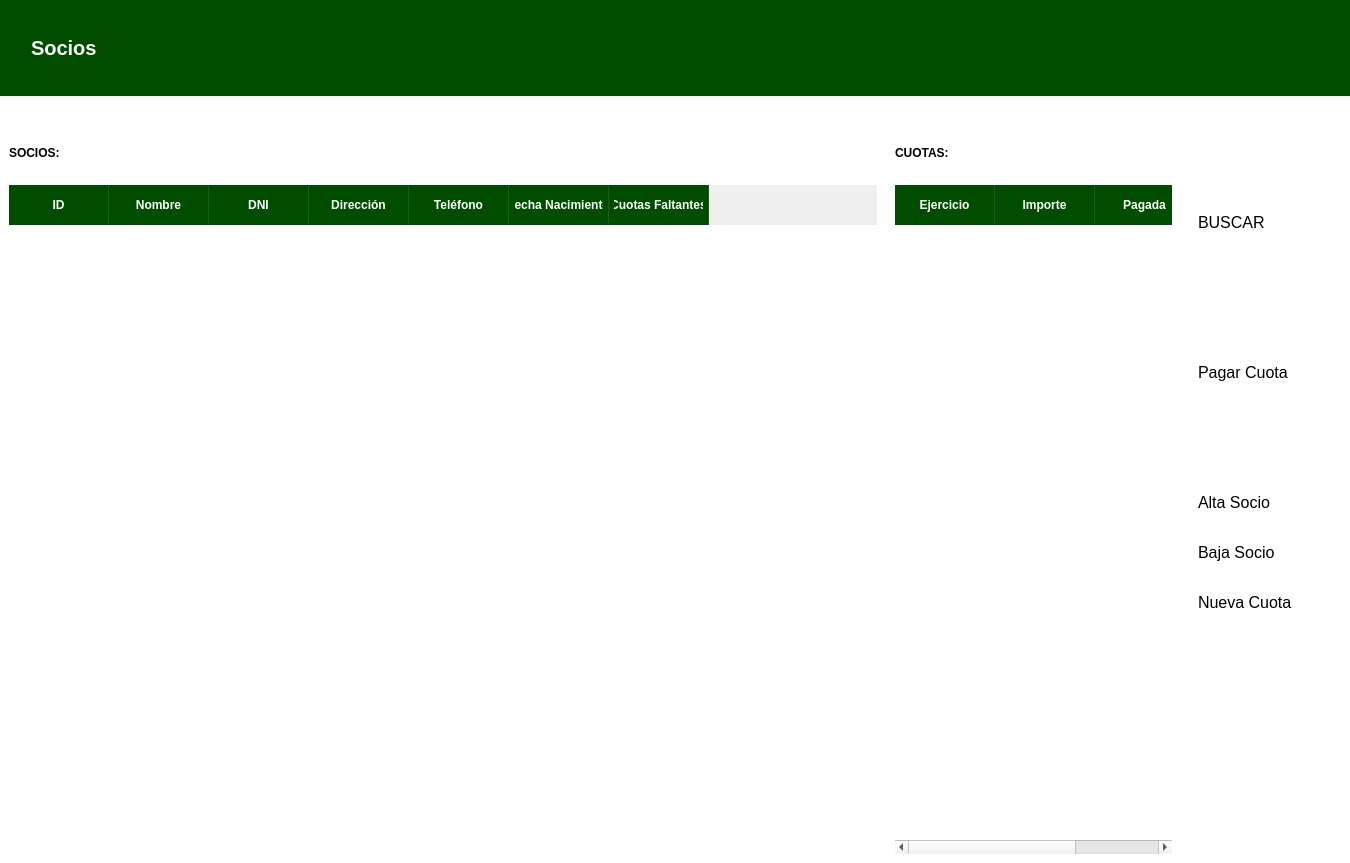
Before: the Qt Designer form vistas/socios.ui in MiguelGarcia29/RefugioAnimal-OR, drawn with Qt 5.
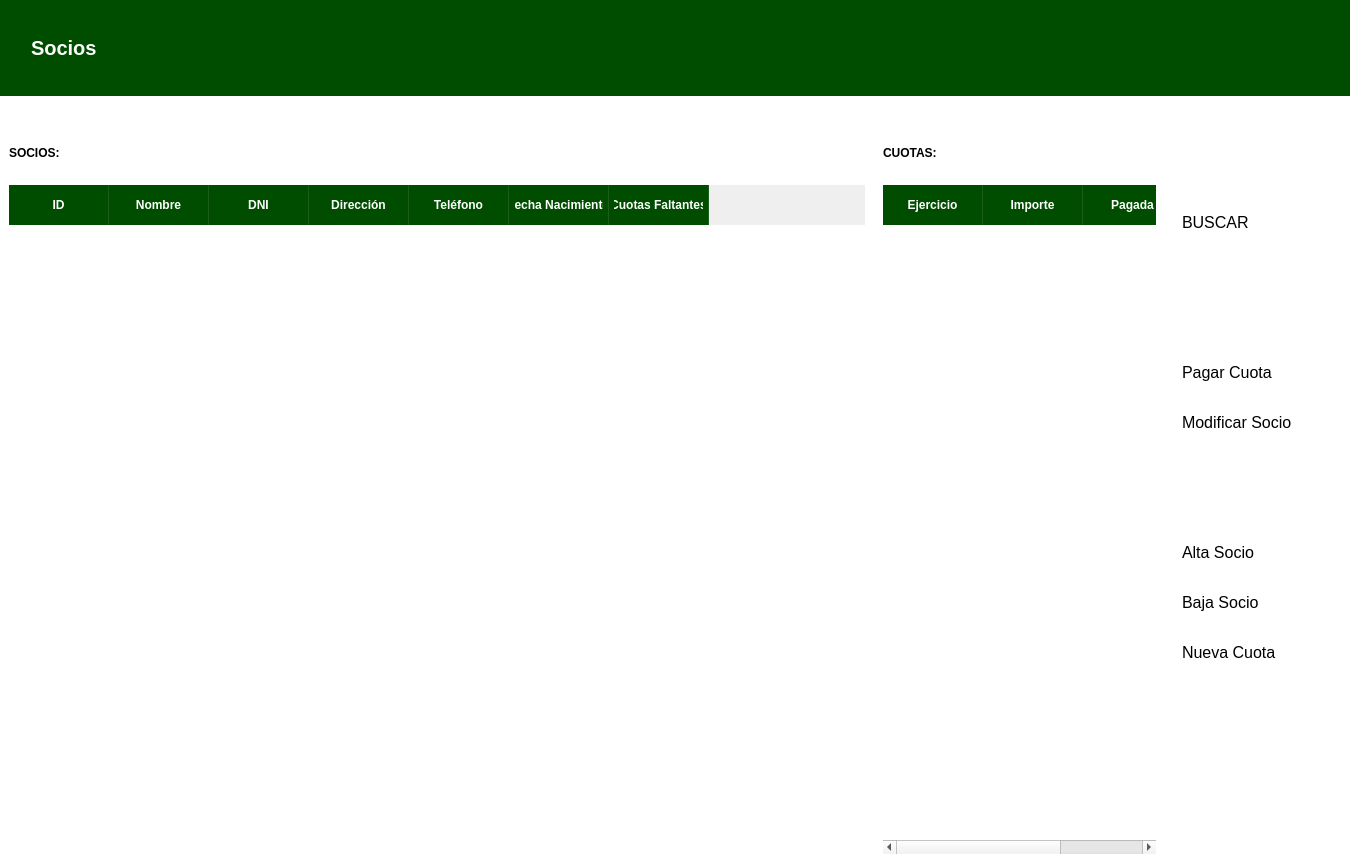
After: the same form once the commit is applied. Icons and pictures are not drawn.

```diff
--- a/vistas/socios.ui
+++ b/vistas/socios.ui
@@ -458,6 +458,23 @@
                </property>
               </widget>
              </item>
+             <item>
+              <widget class="QPushButton" name="btn_ModificarSocio">
+               <property name="text">
+                <string>Modificar Socio</string>
+               </property>
+               <property name="icon">
+                <iconset>
+                 <normaloff>img/editar.png</normaloff>img/editar.png</iconset>
+               </property>
+               <property name="iconSize">
+                <size>
+                 <width>22</width>
+                 <height>22</height>
+                </size>
+               </property>
+              </widget>
+             </item>
              <item>
               <spacer name="verticalSpacer">
                <property name="orientation">
```
